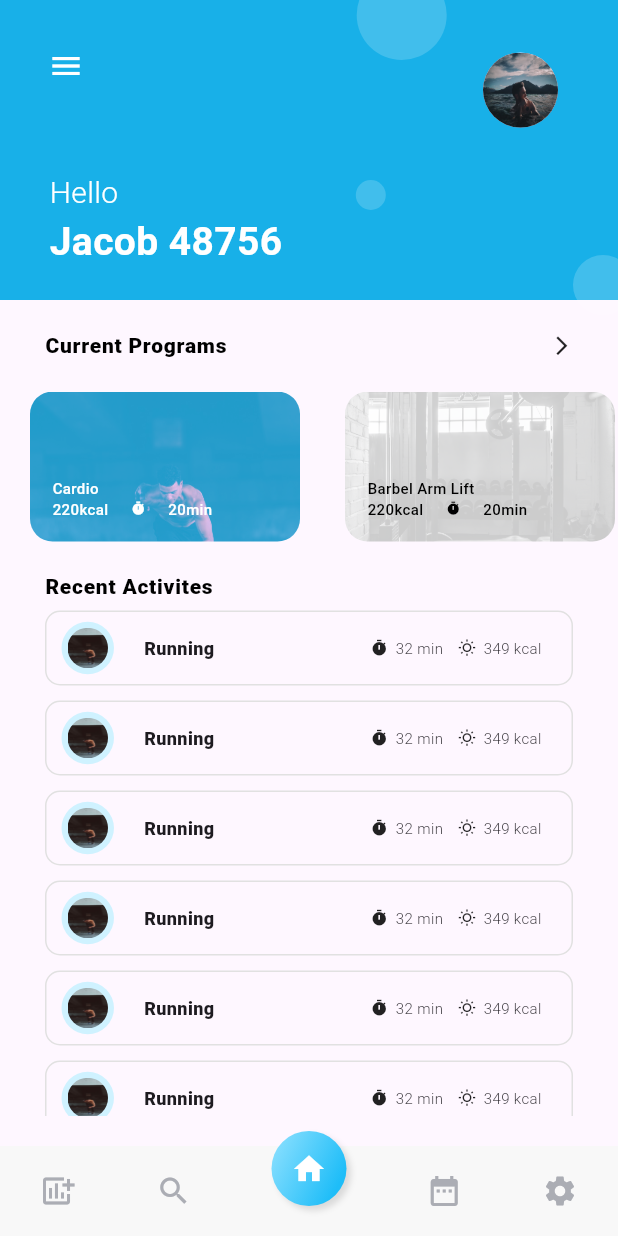
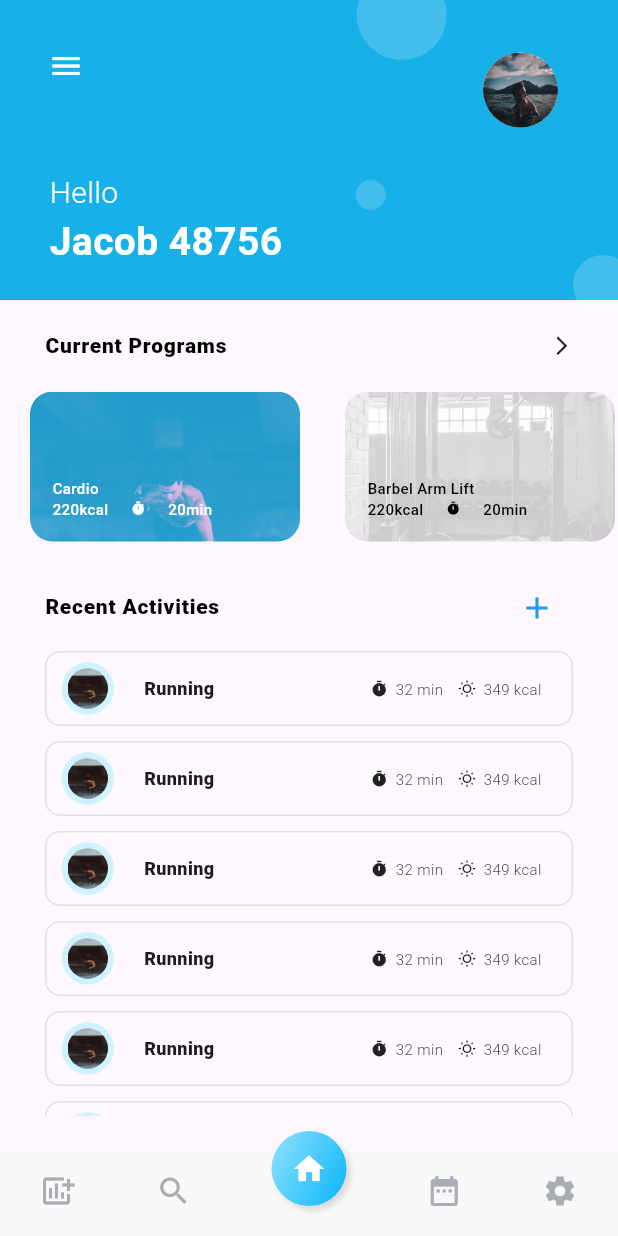
Before and after one commit to kubson2002k/AplikacjaFlutter, a Flutter app: the HomePage screen opened directly, on a phone screen of 412 x 824 dp. Run offline on Flutter 3.47's test engine with Material 3 defaults, Android fonts, the phone set to English and light mode, and no system bars.

Commit message:
Dodano nowy folder i pliki

```diff
--- a/lib/pages/home/widgets/activity.dart
+++ b/lib/pages/home/widgets/activity.dart
@@ -2,8 +2,16 @@ import 'dart:math';
 
 import 'package:flutter/material.dart';
 
-class RecentActivities extends StatelessWidget {
-  const RecentActivities({super.key});
+class RecentActivities extends StatefulWidget {
+  const RecentActivities({Key? key}) : super(key: key);
+
+  @override
+  // ignore: library_private_types_in_public_api
+  _RecentActivitiesState createState() => _RecentActivitiesState();
+}
+
+class _RecentActivitiesState extends State<RecentActivities> {
+  List<ActivityData> activitiesData = List.generate(10, (index) => ActivityData.random());
 
   @override
   Widget build(BuildContext context) {
@@ -16,40 +24,101 @@ class RecentActivities extends StatelessWidget {
         child: Column(
           crossAxisAlignment: CrossAxisAlignment.start,
           children: [
-            Text(
-              'Recent Activites',
-              style: Theme.of(context).textTheme.bodyLarge,
+            Row(
+              children: [
+                Text(
+                  'Recent Activities',
+                  style: Theme.of(context).textTheme.bodyLarge,
+                ),
+                const Spacer(),
+                IconButton(
+                  icon: const Icon(Icons.add, color: Colors.blue,),
+                  onPressed: () async {
+                    await _showAddActivityDialog();
+                  },
+                ),
+              ],
             ),
             Expanded(
               child: ListView.builder(
-                itemCount: 10,
-                itemBuilder: (context, index) => const ActivityItem(),
+                itemCount: activitiesData.length,
+                itemBuilder: (context, index) => ActivityItem(data: activitiesData[index]),
               ),
-            )
+            ),
           ],
         ),
       ),
     );
   }
+
+  Future<void> _showAddActivityDialog() async {
+    TextEditingController activityController = TextEditingController();
+    TextEditingController durationController = TextEditingController();
+    TextEditingController caloriesController = TextEditingController();
+
+    await showDialog(
+      context: context,
+      builder: (BuildContext context) {
+        return AlertDialog(
+          title: const Text('Add New Activity', style: TextStyle(
+            fontSize: 30,
+          ),),
+          content: Column(
+            children: [
+              TextField(
+                controller: activityController,
+                decoration: const InputDecoration(labelText: 'Activity'),
+              ),
+              TextField(
+                controller: durationController,
+                keyboardType: TextInputType.number,
+                decoration: const InputDecoration(labelText: 'Duration (min)'),
+              ),
+              TextField(
+                controller: caloriesController,
+                keyboardType: TextInputType.number,
+                decoration: const InputDecoration(labelText: 'Calories'),
+              ),
+            ],
+          ),
+          actions: [
+            TextButton(
+              onPressed: () {
+                Navigator.of(context).pop();
+              },
+              child: const Text('Cancel'),
+            ),
+            TextButton(
+              onPressed: () {
+                String activity = activityController.text;
+                int duration = int.tryParse(durationController.text) ?? 0;
+                int calories = int.tryParse(caloriesController.text) ?? 0;
+
+                if (activity.isNotEmpty && duration > 0 && calories > 0) {
+                  ActivityData newActivity = ActivityData(activity: activity, duration: duration, calories: calories);
+                  setState(() {
+                    activitiesData.insert(0, newActivity);
+                  });
+                  Navigator.of(context).pop();
+                } else {
+                }
+              },
+              child: const Text('Add'),
+            ),
+          ],
+        );
+      },
+    );
+  }
 }
 
 class ActivityItem extends StatelessWidget {
-  const ActivityItem({super.key});
+  final ActivityData data;
 
-  static const activities = [
-    'Running',
-    'Swimming',
-    'Hiking',
-    'Cycling',
-    'Walking',
-  ];
+  const ActivityItem({required this.data, Key? key}) : super(key: key);
 
   @override
   Widget build(BuildContext context) {
-    String activity = activities[Random().nextInt(activities.length)];
-    int duration = Random().nextInt(31) + 30;
-    int calories = Random().nextInt(301) + 200;
-
     return GestureDetector(
       onTap: () {
         Navigator.of(context).pushNamed('/details');
@@ -86,7 +155,7 @@ class ActivityItem extends StatelessWidget {
             ),
             const SizedBox(width: 20),
             Text(
-              activity,
+              data.activity,
               style: const TextStyle(
                 fontSize: 12,
                 fontWeight: FontWeight.w900,
@@ -96,14 +165,14 @@ class ActivityItem extends StatelessWidget {
             const Icon(Icons.timer, size: 12),
             const SizedBox(width: 5),
             Text(
-              '$duration min',
+              '${data.duration} min',
               style: const TextStyle(fontSize: 10, fontWeight: FontWeight.w300),
             ),
             const SizedBox(width: 10),
             const Icon(Icons.wb_sunny_outlined, size: 12),
             const SizedBox(width: 5),
             Text(
-              '$calories kcal',
+              '${data.calories} kcal',
               style: const TextStyle(fontSize: 10, fontWeight: FontWeight.w300),
             ),
             const SizedBox(
@@ -115,3 +184,20 @@ class ActivityItem extends StatelessWidget {
     );
   }
 }
+
+class ActivityData {
+  final String activity;
+  final int duration;
+  final int calories;
+
+  ActivityData({required this.activity, required this.duration, required this.calories});
+
+  factory ActivityData.random() {
+    List<String> activities = ['Running', 'Swimming', 'Hiking', 'Cycling', 'Walking'];
+    String activity = activities[Random().nextInt(activities.length)];
+    int duration = Random().nextInt(31) + 30;
+    int calories = Random().nextInt(301) + 200;
+
+    return ActivityData(activity: activity, duration: duration, calories: calories);
+  }
+}
```
